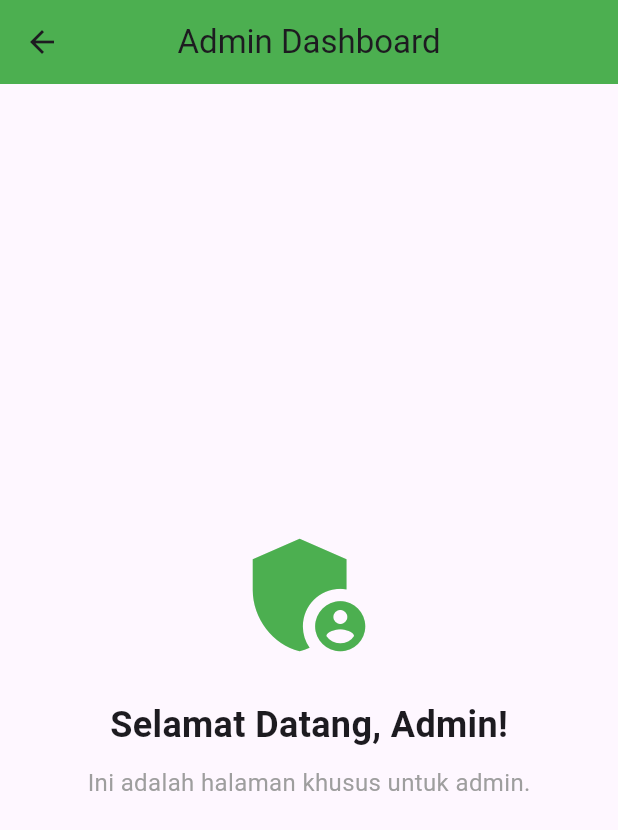
After one commit to Aryaaa30/TernakKenariAppRestAPI, a Flutter app: the AdminConfirmScreen screen opened directly, on a phone screen of 412 x 824 dp. The commit adds this screen. Shown: the top 830 px of the screen. Run offline on Flutter 3.47's test engine with Material 3 defaults, Android fonts, the phone set to English and light mode, and no system bars; our stand-ins replace bloc, dartz, dropdown_button2, equatable, flutter_bloc, flutter_secure_storage; accounts and stored records are empty.

Commit message:
Membuat admin_confirm_screen

```diff
--- /dev/null
+++ b/lib/presentation/admin/admin_confirm_screen.dart
@@ -0,0 +1,34 @@
+import 'package:flutter/material.dart';
+
+class AdminConfirmScreen extends StatelessWidget {
+  const AdminConfirmScreen({super.key});
+
+  @override
+  Widget build(BuildContext context) {
+    return Scaffold(
+      appBar: AppBar(
+        title: const Text('Admin Dashboard'),
+        centerTitle: true,
+        backgroundColor: Colors.green,
+      ),
+      body: const Center(
+        child: Column(
+          mainAxisAlignment: MainAxisAlignment.center,
+          children: [
+            Icon(Icons.admin_panel_settings, size: 100, color: Colors.green),
+            SizedBox(height: 20),
+            Text(
+              'Selamat Datang, Admin!',
+              style: TextStyle(fontSize: 24, fontWeight: FontWeight.bold),
+            ),
+            SizedBox(height: 10),
+            Text(
+              'Ini adalah halaman khusus untuk admin.',
+              style: TextStyle(fontSize: 16, color: Colors.grey),
+            ),
+          ],
+        ),
+      ),
+    );
+  }
+}
--- a/lib/presentation/auth/login_screen.dart
+++ b/lib/presentation/auth/login_screen.dart
@@ -98,7 +98,8 @@ class _LoginScreenState extends State<LoginScreen> {
                         context,
                       ).showSnackBar(SnackBar(content: Text(state.error)));
                     } else if (state is LoginSuccess) {
-                      final role = state.responseModel.user?.role.toLowerCase();
+                      final role =
+                          state.responseModel.user?.role?.toLowerCase();
 
                       if (role == 'admin') {
                         context.pushAndRemoveUntil(
```
